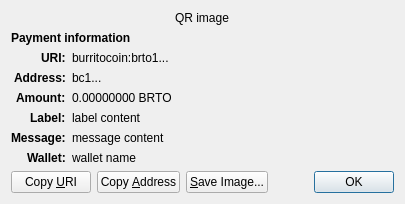
This is src/qt/forms/receiverequestdialog.ui in BurritoCoinDev/BurritoCoin as Qt 5 draws it before an edit. The edited form follows.
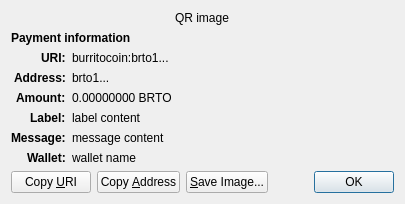
This is the edited form. Custom widgets are drawn as their Qt base class.

What changed in the file:
```diff
--- a/src/qt/forms/receiverequestdialog.ui
+++ b/src/qt/forms/receiverequestdialog.ui
@@ -97,7 +97,7 @@
    <item row="3" column="1" alignment="Qt::AlignTop">
     <widget class="QLabel" name="address_content">
      <property name="text">
-      <string notr="true">bc1...</string>
+      <string notr="true">brto1...</string>
      </property>
      <property name="textFormat">
       <enum>Qt::PlainText</enum>
```
